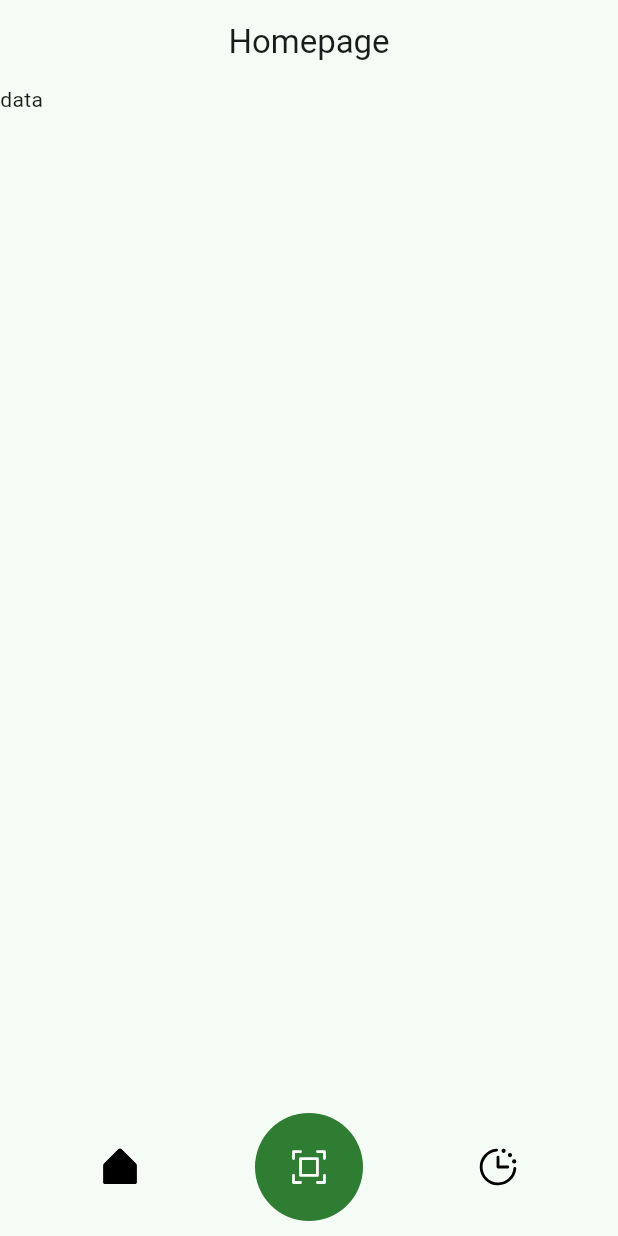
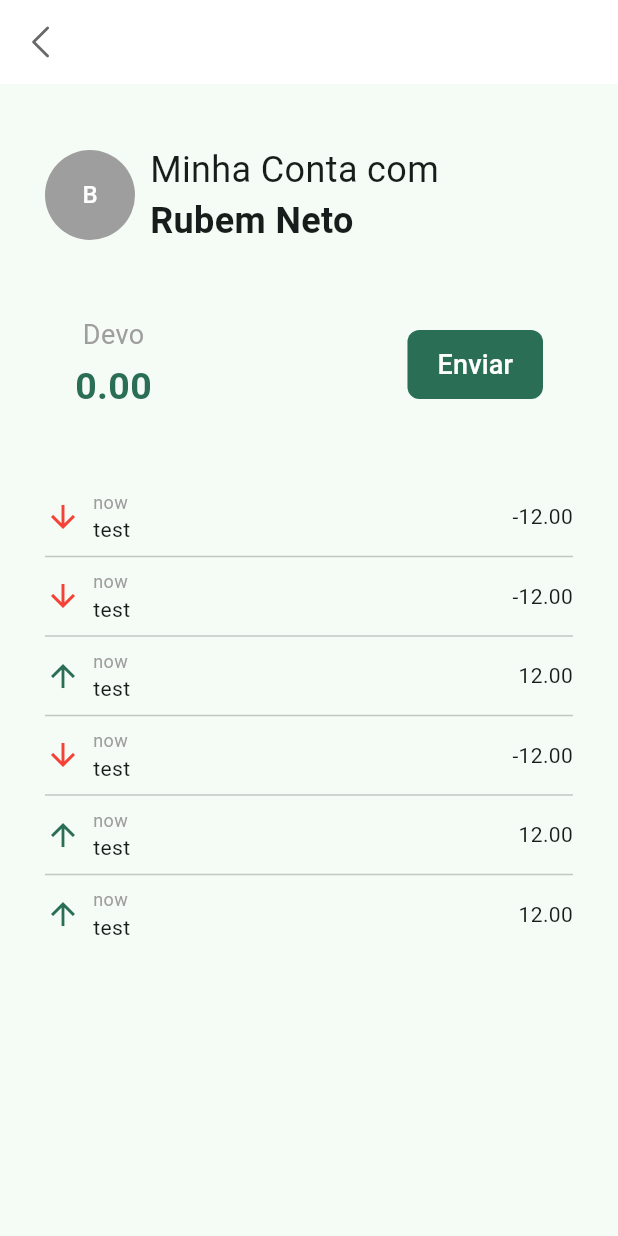
Before and after one commit to thePeras/usettle, a Flutter app: the screen it shows after launch, on a phone screen of 412 x 824 dp. Run offline on Flutter 3.47's test engine with Material 3 defaults, Android fonts, the phone set to English and light mode, and no system bars; our stand-ins replace camera, flutter_contacts, flutter_dotenv, flutter_gemini, permission_handler, phosphor_flutter and 1 more.

Commit message:
fix:merge and feats

```diff
--- a/lib/main.dart
+++ b/lib/main.dart
@@ -1,4 +1,3 @@
-import 'package:usettle/view/history/invoices_history.dart';
 import 'package:usettle/view/home/home.dart';
 import 'package:usettle/view/invoice_confirm/confirmation_page.dart';
 import 'package:usettle/view/scan/scanner.dart';
@@ -6,6 +5,7 @@
 import 'package:flutter/material.dart';
 import 'package:flutter_gemini/flutter_gemini.dart';
 import 'package:flutter_dotenv/flutter_dotenv.dart';
+import 'package:usettle/view/tabs/tabs.dart';
 
 Future<void> main() async {
   WidgetsFlutterBinding.ensureInitialized();
@@ -35,19 +35,19 @@
         //fontFamily: 'Monteserrat' TODO: change to the correct name
       ),
       home: HomePage(),
-      initialRoute: '/home',
+      initialRoute: '/tabs',
       onGenerateRoute: (settings) {
         switch (settings.name) {
           case '/home':
             return _createRoute(const HomePage(), settings);
           case '/scan':
             return _createRoute(const Scanner(), settings);
-          case '/history':
-            return _createRoute(InvoicesHistoryPage(), settings);
           case '/contacts':
             return _createRoute(ContactsSelectionPage(), settings);
           case '/confirmation':
             return _createRoute(const ConfirmationPage(), settings);
+          case '/tabs':
+            return _createRoute(TabsPage(), settings);
           default:
             return null;
         }
--- a/lib/view/common/components/navbar.dart
+++ b/lib/view/common/components/navbar.dart
@@ -53,13 +53,13 @@ class CustomBottomNavbar extends StatelessWidget {
           ),
           BottomNavbarItem(
             icon: PhosphorIcons.clockCountdown(
-              currentRoute == '/history'
+              currentRoute == '/tabs'
                   ? PhosphorIconsStyle.fill
                   : PhosphorIconsStyle.regular,
             ),
             callback: () {
-              if (currentRoute != '/history') {
-                Navigator.pushReplacementNamed(context, '/history');
+              if (currentRoute != '/tabs') {
+                Navigator.pushReplacementNamed(context, '/tabs');
               }
             },
           ).toIconButton(),
--- a/lib/view/common/pages/general.dart
+++ b/lib/view/common/pages/general.dart
@@ -11,7 +11,7 @@ abstract class GeneralPageViewState<T extends StatefulWidget> extends State<T> {
     String? title = getTitle();
 
     return Scaffold(
-      extendBody: true,
+      extendBody: false,
       appBar:
           title != null
               ? AppBar(
--- /dev/null
+++ b/lib/view/tabs/tab_screen.dart
@@ -0,0 +1,200 @@
+import 'package:flutter/material.dart';
+import 'package:phosphor_flutter/phosphor_flutter.dart';
+
+class Tab {
+  final String name;
+  int total = 0;
+  bool owes = false;
+  late final List<Transaction> transactions;
+
+  Tab({
+    required this.name,
+    required this.transactions,
+  });
+
+  void updateTransactions(List<Transaction> transactions) {
+    this.transactions = transactions;
+    total = transactions.map((e) => e.quantity).reduce((v,e) => v+e);
+    owes = total < 0;
+
+  }
+}
+
+class Transaction {
+  final String time;
+  final String description;
+  final int quantity;
+
+  const Transaction({
+    required this.time,
+    required this.description,
+    required this.quantity
+  });
+}
+
+class TabScreen extends StatefulWidget{
+  final Tab tab;
+
+  const TabScreen({
+    super.key,
+    required this.tab
+  });
+
+
+  @override
+  TabScreenState createState() => TabScreenState();
+}
+
+class TabScreenState extends State<TabScreen>{
+  static const Color _greyColor = Color(0xFF696969);
+  static const Color _greenColor = Color(0xFF2A6E55);
+
+  Widget buildRow(Transaction transaction) {
+    bool isOwed = transaction.quantity < 0;
+    return Row(
+      mainAxisAlignment: MainAxisAlignment.spaceBetween,
+      children: [
+        Row(
+          children: [
+            Icon(
+                isOwed
+                  ? Icons.arrow_downward
+                  : Icons.arrow_upward,
+              color: isOwed ? Colors.red : _greenColor,
+            ),
+            const SizedBox(width: 8),
+            Column(
+              crossAxisAlignment: CrossAxisAlignment.start,
+              children: [
+                Text(
+                  transaction.time,
+                  style: TextStyle(fontSize: 12, color: Colors.grey),
+                ),
+                Text(transaction.description),
+              ],
+            ),
+          ],
+        ),
+        Text(transaction.quantity.toStringAsFixed(2)),
+      ],
+    );
+
+  }
+
+  @override
+  Widget build(BuildContext context) {
+    return Scaffold(
+      appBar: AppBar(
+        backgroundColor: Colors.white,
+        elevation: 0,
+        leading: IconButton(
+          icon: PhosphorIcon(
+            PhosphorIconsRegular.caretLeft,
+            color: _greyColor,
+            size: 30.0,
+            semanticLabel: 'Back',
+          ),
+          onPressed: () => Navigator.pop(context),
+        ),
+      ),
+      body: Padding(
+        padding: const EdgeInsets.all(30.0),
+        child: Column(
+          crossAxisAlignment: CrossAxisAlignment.stretch,
+          children: [
+            Row(
+              children: [
+                const CircleAvatar(
+                  backgroundColor: Colors.grey,
+                  radius: 30,
+                  child: Text(
+                    'B',
+                    style: TextStyle(color: Colors.white),
+                  ),
+                ),
+                Padding(
+                  padding: EdgeInsets.all(10),
+                  child: Column(
+                    crossAxisAlignment: CrossAxisAlignment.start,
+                    children: [
+                      Text(
+                        'Minha Conta com',
+                        style: TextStyle(
+                          fontSize: 24,
+                        ),
+                      ),
+                      Text(
+                        widget.tab.name,
+                        style: TextStyle(
+                          fontSize: 24,
+                          fontWeight: FontWeight.bold,
+                        ),
+                      )
+                    ],
+                  ),
+                )
+              ],
+            ),
+            const SizedBox(height: 16), // Add some space after the heading
+            Padding(
+              padding: EdgeInsets.all(20),
+              child: Row(
+                mainAxisAlignment: MainAxisAlignment.spaceBetween,
+                children: [
+                  Column(
+                    children: [
+                      const Text(
+                        'Devo',
+                        style: TextStyle(fontSize: 18, color: Colors.grey),
+                      ),
+                      const SizedBox(height: 4),
+                      Text(
+                        widget.tab.total.toStringAsFixed(2),
+                        style: TextStyle(
+                            fontSize: 25,
+                            fontWeight: FontWeight.bold,
+                            color: _greenColor),
+                      ),
+                    ],
+                  ),
+                  Column(
+                    children: [
+                      TextButton(
+                        style: TextButton.styleFrom(
+                          backgroundColor: _greenColor,
+                          foregroundColor: Colors.white,
+                          padding: const EdgeInsets.symmetric(horizontal: 20, vertical: 10),
+                          shape: RoundedRectangleBorder(
+                            borderRadius: BorderRadius.circular(8.0),
+                          ),
+                        ),
+                        onPressed: () => {},
+                        child: const Text(
+                          'Enviar',
+                          style: TextStyle(fontSize: 18),
+                        ),
+                      ),
+                    ],
+                  ),
+                ],
+              ),
+            ),
+            const SizedBox(height: 30),
+            Expanded(
+              child: ListView.separated(
+                itemCount: widget.tab.transactions.length, // Based on the number of items in the image
+                separatorBuilder: (context, index) => const Divider(),
+                itemBuilder: (context, index) {
+                  print(index);
+                  return buildRow(widget.tab.transactions.elementAt(index));
+                  // You'll likely want to replace this with your actual transaction data
+                },
+              ),
+            ),
+          ],
+        ),
+      ),
+      // bottomNavigationBar: YourExistingBottomNavigationBar(), // Add your existing navbar here
+    );
+  }
+}
--- /dev/null
+++ b/lib/view/tabs/tabs.dart
@@ -0,0 +1,23 @@
+import 'package:flutter/cupertino.dart';
+import 'package:usettle/view/common/pages/general.dart';
+import 'package:usettle/view/tabs/tab_screen.dart';
+
+class TabsPage extends StatelessWidget{
+  const TabsPage({super.key});
+
+  @override
+  Widget build(BuildContext context) {
+    List<Transaction> transactions = [
+      Transaction(time: "now", description: "test", quantity: -12),
+      Transaction(time: "now", description: "test", quantity: -12),
+      Transaction(time: "now", description: "test", quantity: 12),
+      Transaction(time: "now", description: "test", quantity: -12),
+      Transaction(time: "now", description: "test", quantity: 12),
+      Transaction(time: "now", description: "test", quantity: 12)
+    ];
+    Tab tab = Tab(
+        name: "Rubem Neto",
+        transactions: transactions);
+    return TabScreen(tab: tab);
+  }
+}
--- a/pubspec.yaml
+++ b/pubspec.yaml
@@ -41,6 +41,7 @@ dependencies:
   shimmer: ^3.0.0
   flutter_gemini: ^2.0.4
   flutter_dotenv: ^5.1.0
+  http: ^1.3.0
 
 dev_dependencies:
   flutter_test:
```
Also changed, not shown: lib/api/mbway_api.dart (added, +53 -0 lines), lib/view/common/components/dialog.dart (+4 -3 lines), lib/view/home/home.dart (+50 -1 lines), lib/view/scan/scanner.dart (+27 -25 lines), pubspec.lock.
